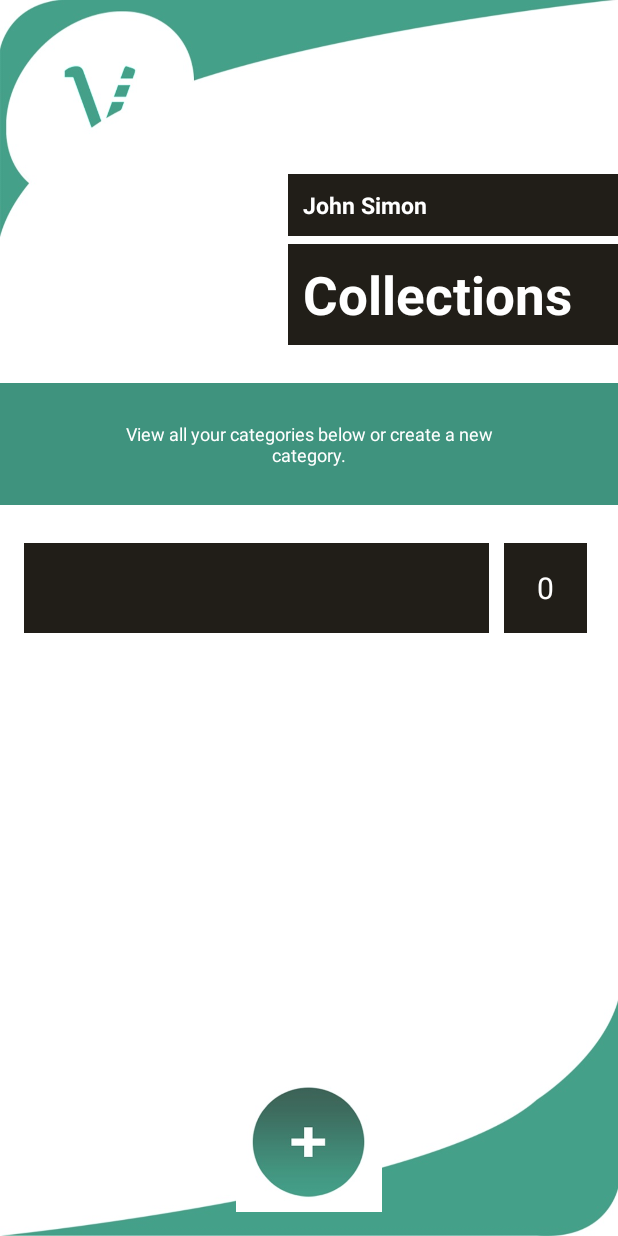
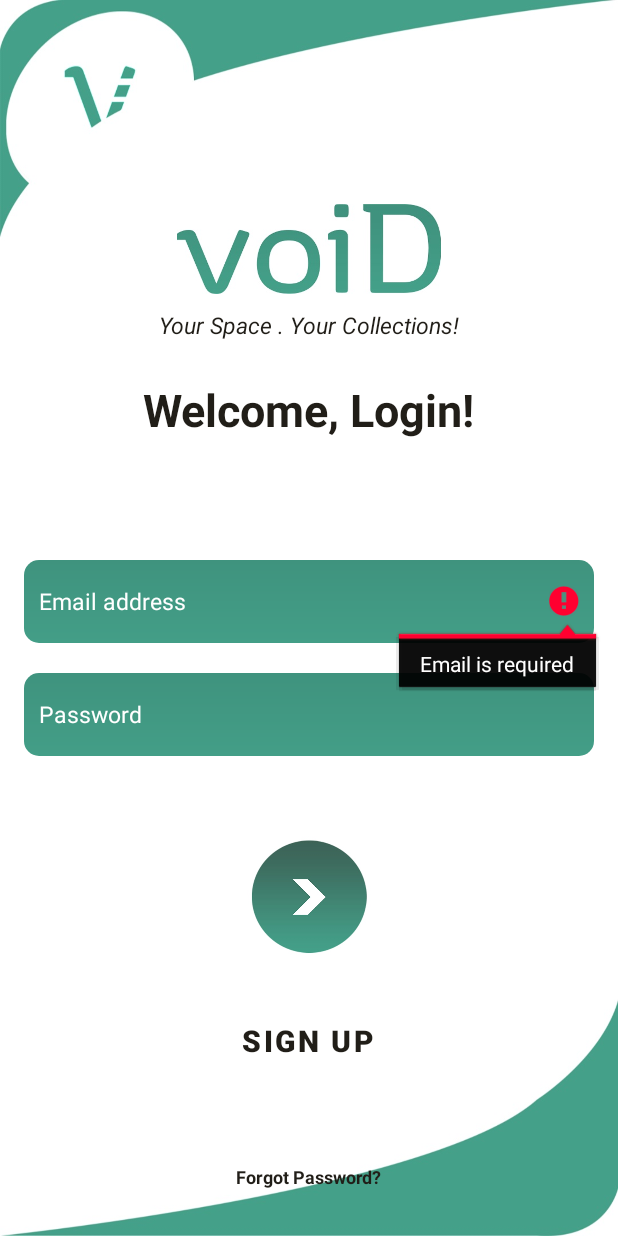
Before and after one commit to Sapino911/VoidApplication, an Android app: the screen it shows after launch (CollectionAccount before the commit, MainActivity after it), after a tap on an icon or button, on a phone screen of 412 x 824 dp. Run offline under Robolectric (Android 15) with nearby library versions, the phone set to English and light mode, and no system bars; our stand-ins replace Firebase (no records; nobody signed in at launch, a user with empty details on screens opened directly).

Commit message:
"Firebase User Login Data"

```diff
--- a/app/src/main/java/com/example/voidapplication/MainActivity.java
+++ b/app/src/main/java/com/example/voidapplication/MainActivity.java
@@ -1,17 +1,31 @@
 package com.example.voidapplication;
 
+import androidx.annotation.NonNull;
 import androidx.appcompat.app.AppCompatActivity;
 
 import android.content.Intent;
 import android.os.Bundle;
+import android.util.Patterns;
 import android.view.View;
 import android.widget.Button;
+import android.widget.EditText;
 import android.widget.ImageButton;
+import android.widget.Toast;
+
+import com.google.android.gms.tasks.OnCompleteListener;
+import com.google.android.gms.tasks.Task;
+import com.google.firebase.auth.AuthResult;
+import com.google.firebase.auth.FirebaseAuth;
 
 public class MainActivity extends AppCompatActivity {
-    //create Variable button
+
+    private FirebaseAuth mAuth;
+
+    //create Variables
+    private EditText textEmail, textPassword;
+    private ImageButton btncirlcelogin;
     private Button signup;
-    private ImageButton btncirlcelogin;
+
 
 
     @Override
@@ -34,9 +48,14 @@ public class MainActivity extends AppCompatActivity {
         btncirlcelogin.setOnClickListener(new View.OnClickListener() {
             @Override
             public void onClick(View view) {
-                openCollection_Account();
+                userLogin();
             }
         });
+
+        textEmail = (EditText) findViewById(R.id.email);
+        textPassword = (EditText) findViewById(R.id.password);
+
+        mAuth = FirebaseAuth.getInstance();
     }
 
     //Method
@@ -45,8 +64,44 @@ public class MainActivity extends AppCompatActivity {
         startActivity(intent);
     }
 
-    public void openCollection_Account(){
-        Intent intent = new Intent(this, CollectionAccount.class);
-        startActivity(intent);
+    private void userLogin(){
+        String email = textEmail.getText().toString().trim();
+        String password = textPassword.getText().toString().trim();
+
+        if(email.isEmpty()){
+            textEmail.setError("Email is required");
+            textEmail.requestFocus();
+            return;
+        }
+
+        if(email.isEmpty()){
+            textEmail.setError("Email is required!");
+            textEmail.requestFocus();
+            return;
+        }
+
+        if(!Patterns.EMAIL_ADDRESS.matcher(email).matches()){
+            textEmail.setError("Please enter a valid email address!");
+            textEmail.requestFocus();
+        }
+
+        if(password.isEmpty()){
+            textPassword.setError("Password is required!");
+            textPassword.requestFocus();
+            return;
+        }
+
+        mAuth.signInWithEmailAndPassword(email, password).addOnCompleteListener(new OnCompleteListener<AuthResult>() {
+            @Override
+            public void onComplete(@NonNull Task<AuthResult> task) {
+                if(task.isSuccessful()){
+                    //redirect to user profile
+                    Intent intent = new Intent(MainActivity.this, CollectionAccount.class);
+                     startActivity(intent);
+                }else{
+                    Toast.makeText(MainActivity.this, "Failed to login! Please check your credentials", Toast.LENGTH_LONG).show();
+                }
+            }
+        });
     }
 }
--- a/app/src/main/res/layout/activity_main.xml
+++ b/app/src/main/res/layout/activity_main.xml
@@ -39,7 +39,7 @@
         android:layout_marginTop="25dp"
         android:text="Welcome, Login!"
         android:textColor="#211E18"
-        android:textSize="20sp"
+        android:textSize="30sp"
         android:textStyle="bold" />
 
 
@@ -83,7 +83,8 @@
         android:layout_marginTop="50dp"
         android:background="@android:color/transparent"
         android:scaleType="fitCenter"
-        android:src="@drawable/app_btn_circle" />
+        android:src="@drawable/app_btn_circle"
+        tools:ignore="SpeakableTextPresentCheck" />
 
     <Button
         android:id="@+id/signup"
```
